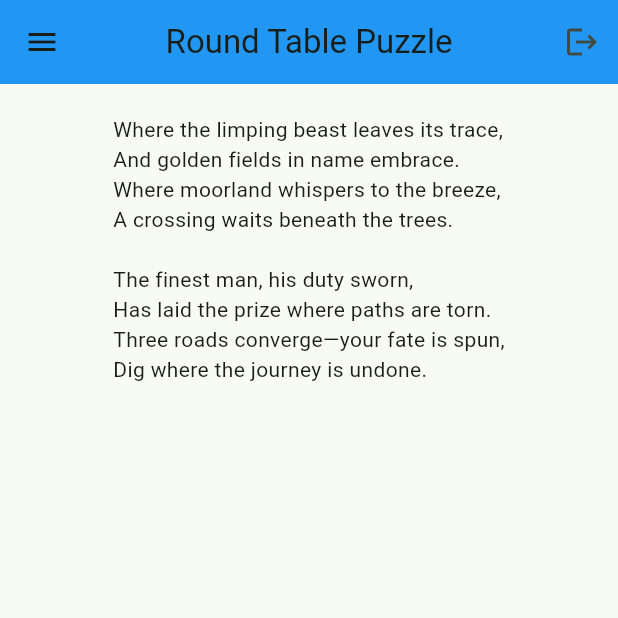
After one commit to walliscode/Eremos, a Flutter app: the BuriedTreasurePuzzle screen opened directly, on a phone screen of 412 x 824 dp, the top half of it. The commit adds this screen. Run offline on Flutter 3.47's test engine with Material 3 defaults, Android fonts, the phone set to English and light mode, and no system bars; our stand-ins replace cloud_firestore, firebase_auth, firebase_core, firebase_storage, flutter_riverpod, google_fonts; accounts and stored records are empty.

Commit message:
added third puzzle

```diff
--- /dev/null
+++ b/eremos/lib/screens/puzzles/buried_treasure_puzzle.dart
@@ -0,0 +1,97 @@
+import 'package:cloud_firestore/cloud_firestore.dart';
+import 'package:eremos/models/app_user.dart';
+import 'package:eremos/screens/home/home.dart';
+import 'package:eremos/screens/providers/auth_provider.dart';
+import 'package:eremos/screens/puzzles/puzzles.dart';
+import 'package:eremos/shared/base_app_bar.dart';
+import 'package:eremos/shared/navigation_drawer.dart';
+
+import 'package:flutter/material.dart';
+import 'package:flutter_riverpod/flutter_riverpod.dart';
+
+class BuriedTreasurePuzzle extends StatefulWidget {
+  const BuriedTreasurePuzzle({super.key});
+
+  @override
+  BuriedTreasurePuzzleState createState() => BuriedTreasurePuzzleState();
+}
+
+class BuriedTreasurePuzzleState extends State<BuriedTreasurePuzzle> {
+  late CloudbaseUser cbUser;
+  late DocumentReference teamRef;
+
+  @override
+  Widget build(BuildContext context) {
+    return Consumer(
+      builder: (context, ref, child) {
+        final AsyncValue<AppUser?> user = ref.watch(authProvider);
+
+        return user.when(
+          data: (value) {
+            // return user to home screen if not logged in
+            if (value == null) {
+              return WelcomeScreen();
+            }
+
+            final db = FirebaseFirestore.instance;
+
+            // get user data from Firestore (this is the Cloud store rather than the Auth data)
+            final DocumentReference userRef = db
+                .collection('users')
+                .doc(value.uid);
+
+            userRef.get().then((DocumentSnapshot documentSnapshot) {
+              final data = documentSnapshot.data() as Map<String, dynamic>;
+
+              // if no teamId then return to main puzzles screens
+              if (data['teamId'] == null) {
+                // Navigate to the PuzzleScreen
+                return WidgetsBinding.instance.addPostFrameCallback((_) {
+                  Navigator.of(context).push(
+                    MaterialPageRoute(builder: (context) => PuzzleScreen()),
+                  );
+                });
+              }
+
+              setState(() {
+                // set the user data
+                cbUser = CloudbaseUser(
+                  uid: documentSnapshot.id,
+                  displayName: data['displayName'],
+                  teamId: data['teamId'],
+                );
+
+                // set the team data
+                teamRef = db.collection('teams').doc(cbUser.teamId);
+              });
+            });
+
+            return Scaffold(
+              appBar: BaseAppBar(titleText: "Round Table Puzzle"),
+              drawer: NavDrawer(isBenLoggedIn: value.isBenLoggedIn),
+              body: Center(
+                child: Column(
+                  children: [
+                    const SizedBox(height: 20),
+                    const Text(
+                      "Where the limping beast leaves its trace,\n"
+                      "And golden fields in name embrace.\n"
+                      "Where moorland whispers to the breeze,\n"
+                      "A crossing waits beneath the trees.\n\n"
+                      "The finest man, his duty sworn,\n"
+                      "Has laid the prize where paths are torn.\n"
+                      "Three roads converge—your fate is spun,\n"
+                      "Dig where the journey is undone.",
+                    ),
+                  ],
+                ),
+              ),
+            );
+          },
+          error: (error, _) => Center(child: Text('Error loading user data.')),
+          loading: () => Center(child: CircularProgressIndicator()),
+        );
+      },
+    );
+  }
+}
--- a/eremos/lib/screens/puzzles/puzzles.dart
+++ b/eremos/lib/screens/puzzles/puzzles.dart
@@ -2,6 +2,7 @@ import 'package:cloud_firestore/cloud_firestore.dart';
 import 'package:eremos/models/app_user.dart';
 import 'package:eremos/screens/home/home.dart';
 import 'package:eremos/screens/providers/auth_provider.dart';
+import 'package:eremos/screens/puzzles/buried_treasure_puzzle.dart';
 import 'package:eremos/screens/puzzles/chess_puzzle.dart';
 import 'package:eremos/screens/puzzles/round_table_puzzle.dart';
 import 'package:eremos/shared/base_app_bar.dart';
@@ -22,6 +23,7 @@ class PuzzleScreen extends StatefulWidget {
 
 class _PuzzleScreenState extends State<PuzzleScreen> {
   bool chessPuzzleSolved = false;
+  bool roundTablePuzzleSolved = false;
   late CloudbaseUser cbUser;
   late DocumentReference teamRef;
 
@@ -74,6 +76,7 @@ class _PuzzleScreenState extends State<PuzzleScreen> {
                   final teamData = doc.data() as Map<String, dynamic>;
 
                   chessPuzzleSolved = teamData['chessPuzzleSolved'];
+                  roundTablePuzzleSolved = teamData['roundTablePuzzleSolved'];
                 });
               });
             });
@@ -119,8 +122,14 @@ class _PuzzleScreenState extends State<PuzzleScreen> {
                     const SizedBox(height: 16.0),
                     // puzzle 3
                     StyledButton(
+                      isEnabled: roundTablePuzzleSolved,
                       onPressed: () {
                         // navigate to puzzle 3 screen
+                        Navigator.of(context).push(
+                          MaterialPageRoute(
+                            builder: (context) => BuriedTreasurePuzzle(),
+                          ),
+                        );
                       },
                       child: const StyledButtonText('Puzzle 3'),
                     ),
--- a/eremos/lib/screens/puzzles/round_table_puzzle.dart
+++ b/eremos/lib/screens/puzzles/round_table_puzzle.dart
@@ -620,8 +620,6 @@ class RoundTablePuzzleState extends State<RoundTablePuzzle> {
                 ),
               ),
             );
-            ;
-            ;
           },
           error: (error, _) => Center(child: Text('Error loading user data.')),
           loading: () => Center(child: CircularProgressIndicator()),
```
